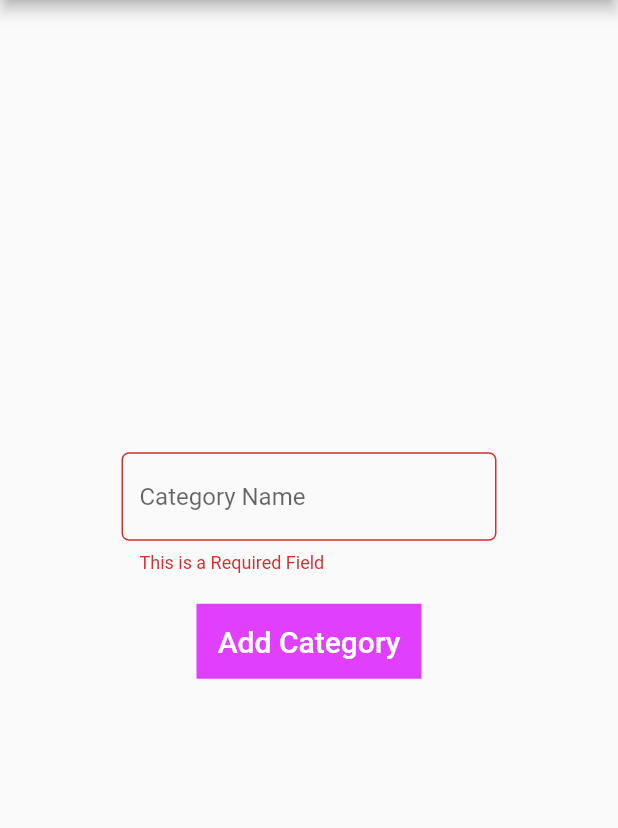
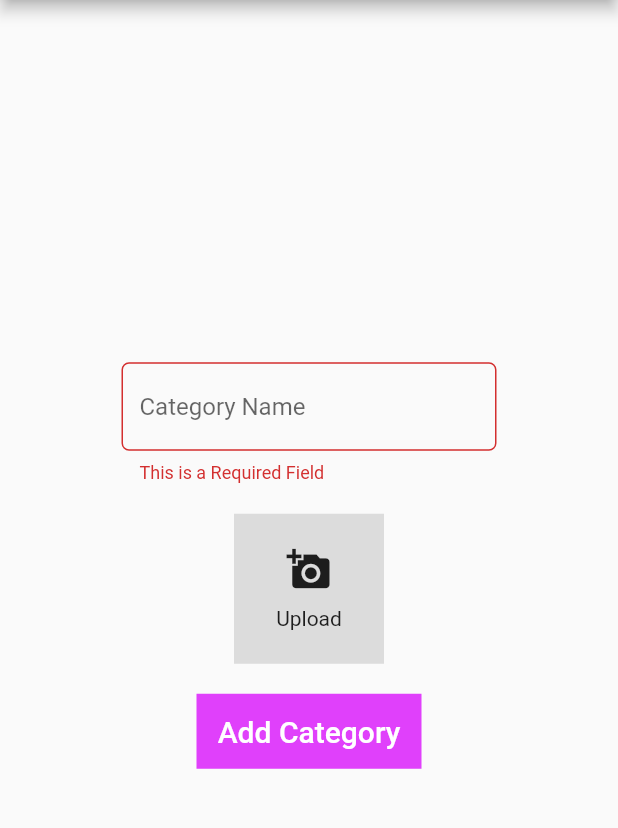
Before and after one commit to umar51/warrior_queen_admin, a Flutter app: the AddCategoryPage screen opened directly, after a tap on "Add Category", on a phone screen of 412 x 824 dp, the part 105-933 px from its top. Run offline on Flutter 3.47's test engine with Material 2 defaults, Android fonts, the light colour scheme and no system bars; our stand-ins replace cloud_firestore, firebase_auth, firebase_core, firebase_storage, flutter_login, flutter_screenutil and 2 more; missing offline and left inert: dart:html, localstore; accounts and stored records are empty; statements that could not run were skipped.

Commit message:
category image added

```diff
--- a/lib/controllers/category_controller.dart
+++ b/lib/controllers/category_controller.dart
@@ -1,5 +1,9 @@
+import 'dart:html';
+
 import 'package:cloud_firestore/cloud_firestore.dart';
+import 'package:firebase_storage/firebase_storage.dart';
 import 'package:flutter/cupertino.dart';
+import 'package:flutter/material.dart';
 import 'package:get/get.dart';
 import 'package:syncfusion_flutter_datepicker/datepicker.dart';
 import 'package:warrior_queen_admin/constants.dart';
@@ -16,16 +20,23 @@ class CategoryController extends GetxController{
   final taskNameController = TextEditingController();
   final DateRangePickerController dateRangePickerController = DateRangePickerController();
   final _catCollectionReference = FirebaseFirestore.instance.collection('category');
+  final storage = FirebaseStorage.instance;
   List<CategoryModel> listOfCategories = [];
   List<TaskModel> listOfTasks = [];
   int selectedCategoryIndex = 0;
+  String? categoryImage;
 
   validateCategoryForm(){
     if(!catFormKey.currentState!.validate()){
       return null;
     }
-    addCategoryModel = CategoryModel(categoryName: categoryNameController.text);
-    addCategory();
+    else if(categoryImage == null){
+      Get.snackbar('Alert', 'Select Image',backgroundColor: Colors.black,colorText: Colors.white);
+    }else {
+      addCategoryModel =
+          CategoryModel(categoryName: categoryNameController.text,categoryImage: categoryImage);
+      addCategory();
+    }
   }
 
   validateTaskForm(){
@@ -97,4 +108,29 @@ class CategoryController extends GetxController{
       });
   }
 
+  uploadToStorage() {
+    try {
+      var input = FileUploadInputElement()..accept = 'image/*';
+      input.click();
+      input.onChange.listen((event) {
+        var file = input.files!.first;
+        final reader = FileReader();
+        reader.readAsDataUrl(file);
+        reader.onLoadEnd.listen((event) async {
+          var snapshot = await storage
+              .ref()
+              .child('categoryImages/${file.name}')
+              .putBlob(file);
+          String downloadUrl = await snapshot.ref.getDownloadURL();
+          categoryImage = downloadUrl;
+          update();
+        });
+      });
+    } catch (e) {
+      print(e.toString());
+      Get.snackbar('Error', e.toString(),backgroundColor: Colors.black,colorText: Colors.white);
+    }
+  }
+
+
 }
--- a/lib/models/category_model.dart
+++ b/lib/models/category_model.dart
@@ -3,9 +3,10 @@ import 'package:cloud_firestore/cloud_firestore.dart';
 class CategoryModel{
 
   String? categoryName;
+  String? categoryImage;
   DocumentReference? docRef;
 
-  CategoryModel({this.categoryName,this.docRef});
+  CategoryModel({this.categoryName,this.docRef,this.categoryImage});
 
   factory CategoryModel.fromDocumentSnapshot(DocumentSnapshot doc){
     return CategoryModel(
@@ -17,6 +18,7 @@ class CategoryModel{
   Map<String,dynamic> toMap(){
     return {
       'category' : categoryName,
+      'category_image' : categoryImage,
     };
   }
 }
--- a/lib/views/category_views/add_category.dart
+++ b/lib/views/category_views/add_category.dart
@@ -34,7 +34,6 @@ class AddCategoryPage extends StatelessWidget {
                   SizedBox(
                     width: 250,
                     child: TextFormField(
-
                       controller: categoryController.categoryNameController,
                       validator: (val){
                         if(val!.isEmpty){
@@ -45,6 +44,41 @@ class AddCategoryPage extends StatelessWidget {
                       decoration: InputDecoration(
                           border: OutlineInputBorder(borderRadius: BorderRadius.circular(5.0)),
                           hintText: 'Category Name'
+                      ),
+                    ),
+                  ),
+                  const SizedBox(height: 20,),
+                  InkWell(
+                    onTap: () {
+                       categoryController.uploadToStorage();
+                    },
+                    child: Container(
+                      color: Colors.black12,
+                      height: 100,
+                      width: 100,
+                      child: Padding(
+                        padding: const EdgeInsets.all(8.0),
+                        child: categoryController.categoryImage ==
+                            null
+                            ? Column(
+                          mainAxisAlignment:
+                          MainAxisAlignment.center,
+                          children: const [
+                            Icon(
+                              Icons.add_a_photo,
+                              size: 30,
+                            ),
+                            SizedBox(height: 10,),
+                            Text("Upload"),
+                          ],
+                        )
+                            : SizedBox(
+                          height: 400,
+                          width: Get.width,
+                          child: Image.network(
+                            categoryController.categoryImage!,
+                          ),
+                        ),
                       ),
                     ),
                   ),
--- a/pubspec.yaml
+++ b/pubspec.yaml
@@ -40,6 +40,7 @@ dependencies:
   firebase_core: ^1.10.6
   firebase_auth: ^3.3.4
   cloud_firestore: ^3.1.5
+  firebase_storage: ^10.2.4
   localstore: ^1.2.1
   syncfusion_flutter_datepicker: ^19.4.38
   intl: ^0.17.0
```
Also changed, not shown: pubspec.lock.
